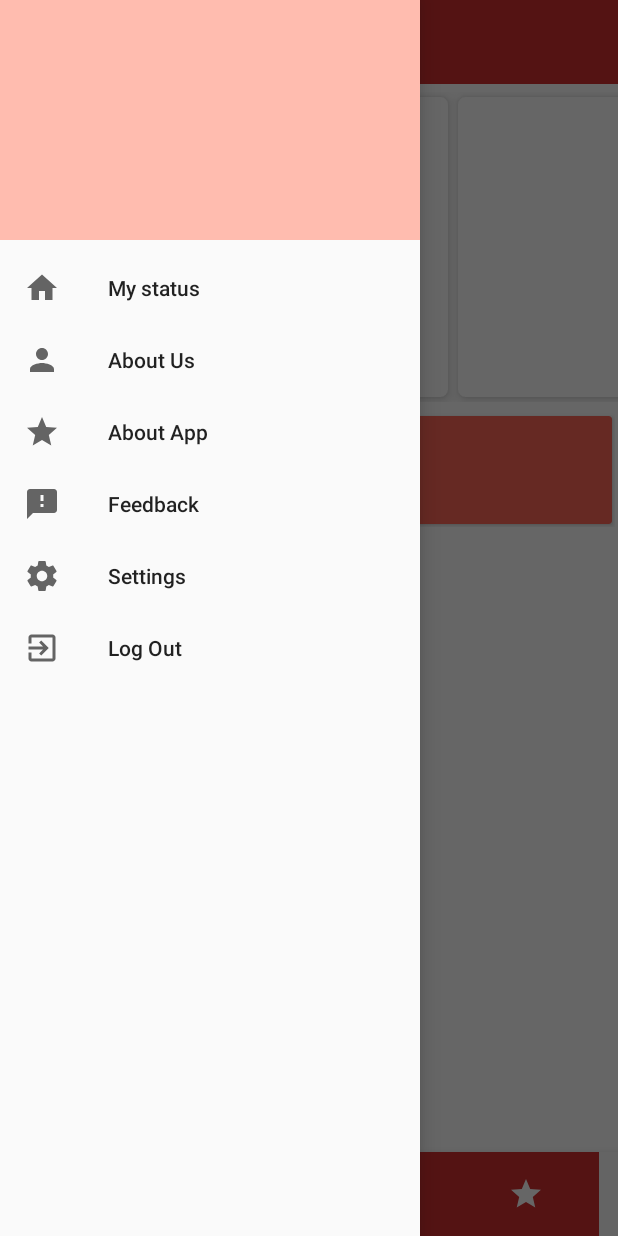
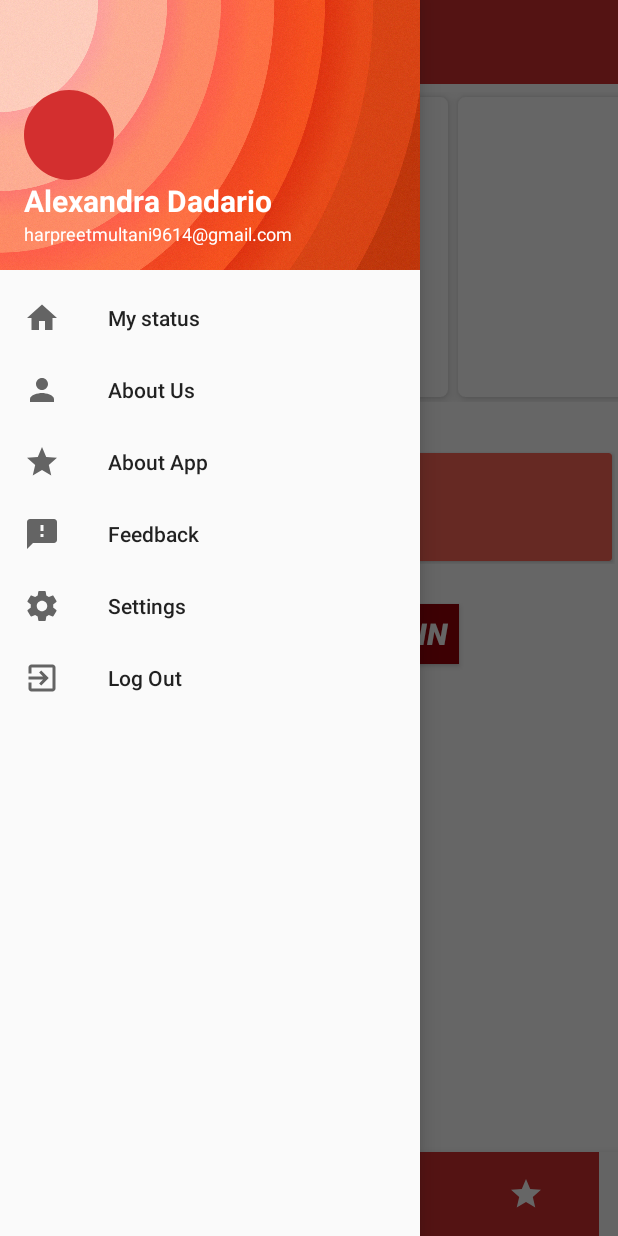
Before and after one commit to mohan564/Capstone, an Android app: the MainActivity screen opened directly, with no data from a screen before it, with the side drawer open, on a phone screen of 412 x 824 dp. Run offline under Robolectric (Android 15) with nearby library versions, the phone set to English and light mode, and no system bars; our stand-ins replace CircleImageView, Firebase (no records; nobody signed in at launch, a user with empty details on screens opened directly); libraries missing offline, so code that uses them is left out: me.relex.circleindicator.

Commit message:
Navigation Header Redesign.

```diff
--- a/app/src/main/res/layout/home.xml
+++ b/app/src/main/res/layout/home.xml
@@ -57,6 +57,17 @@
 
     </HorizontalScrollView>
 
+    <TextView
+        android:layout_width="wrap_content"
+        android:layout_height="wrap_content"
+        android:text="Courses"
+        android:textStyle="bold"
+        android:layout_marginTop="3dp"
+        android:layout_marginBottom="0dp"
+        android:textSize="15dp"
+        android:layout_marginStart="7dp"
+        android:textColor="@color/colorPrimary"/>
+
     <LinearLayout
         android:layout_width="match_parent"
         android:orientation="horizontal"
@@ -87,12 +98,22 @@
         </android.support.v7.widget.CardView>
     </LinearLayout>
 
-
+    <TextView
+        android:layout_width="wrap_content"
+        android:layout_height="wrap_content"
+        android:text="Recent Activities"
+        android:textStyle="bold"
+        android:layout_marginTop="3dp"
+        android:layout_marginBottom="0dp"
+        android:textSize="15dp"
+        android:layout_marginStart="7dp"
+        android:textColor="@color/colorPrimary"/>
     <Button
-        android:layout_width="20dp"
-        android:layout_height="20dp"
+        android:layout_width="200dp"
+        android:layout_height="40dp"
         android:background="@color/colorPrimaryDark"
         android:textColor="#fff"
+        android:layout_gravity="center"
         android:textStyle="italic|bold"
         android:textSize="20dp"
         android:id="@+id/resend_mail"
--- a/app/src/main/res/layout/navigationheader.xml
+++ b/app/src/main/res/layout/navigationheader.xml
@@ -3,13 +3,33 @@
     xmlns:android="http://schemas.android.com/apk/res/android"
     android:layout_width="match_parent"
     android:orientation="vertical"
-    android:layout_height="160dp"
+    android:layout_height="180dp"
     android:padding="16dp"
     android:theme="@style/ThemeOverlay.AppCompat.Dark.ActionBar"
     android:gravity="bottom"
-    android:background="@color/colorSecondaryLight">
+    android:background="@drawable/header_background">
 
+    <de.hdodenhof.circleimageview.CircleImageView
+        android:layout_width="60dp"
+        android:layout_height="60dp"
+        android:src="@color/colorPrimary"
+        />
 
+    <TextView
+        android:layout_width="wrap_content"
+        android:layout_height="wrap_content"
+        android:text="Alexandra Dadario"
+        android:textSize="20dp"
+        android:textStyle="bold"
+        android:textColor="#fff"
+        />
+    <TextView
+        android:layout_width="wrap_content"
+        android:layout_height="wrap_content"
+        android:textSize="12dp"
+        android:text="harpreetmultani9614@gmail.com"
+        android:textColor="#fff"
+        />
 
 
 
```
Also changed, not shown: app/src/main/res/drawable/header_background.jpg (added).
